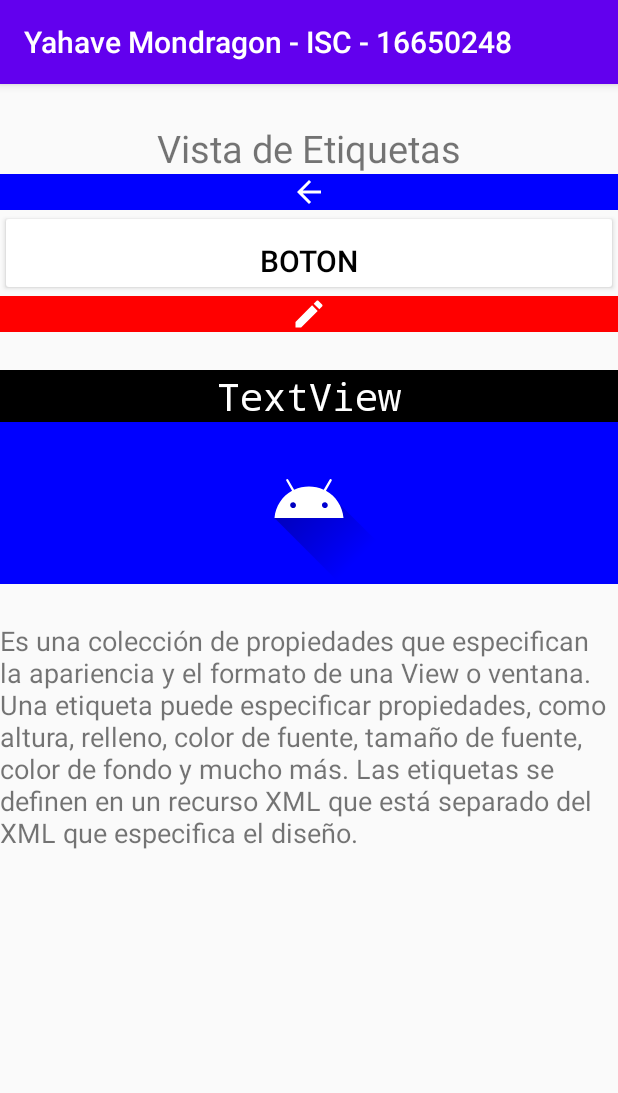
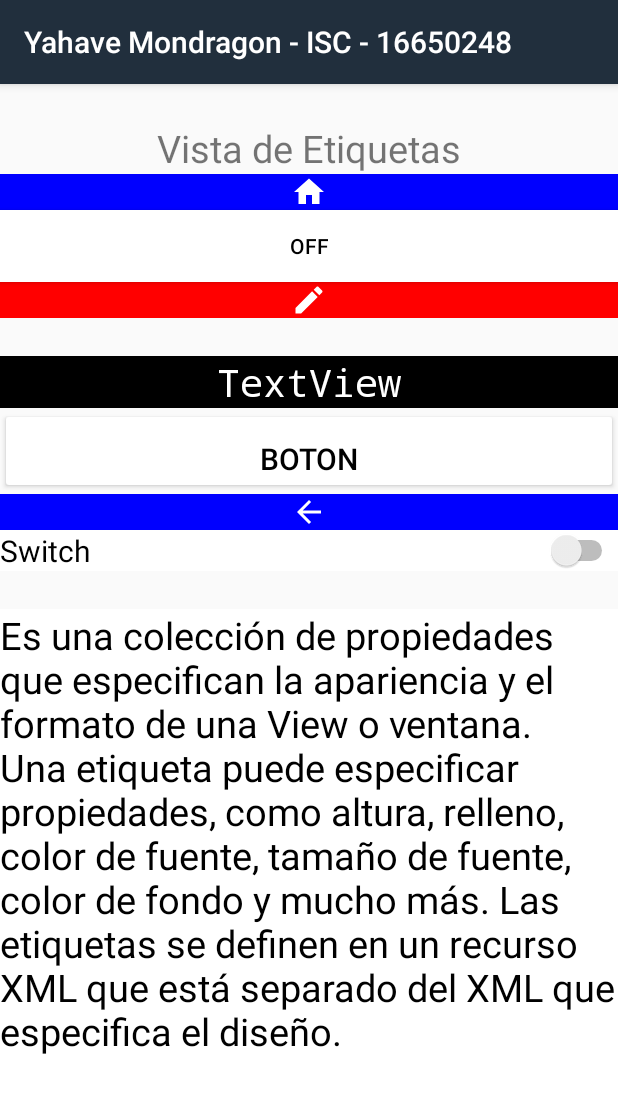
Before and after one commit to yahaveGO/AppUIBasica_moviles, an Android app: the Etiqueta screen opened directly, with no data from a screen before it, on a phone screen of 412 x 824 dp. Shown: the top 1093 px of the screen. Run offline under Robolectric (Android 15) with nearby library versions, the light colour scheme and no system bars.

Commit message:
Copia de seguridad 10-10-2020,Etiquetas

```diff
--- a/app/src/main/java/com/example/appuibasica/Selector.java
+++ b/app/src/main/java/com/example/appuibasica/Selector.java
@@ -18,8 +18,7 @@ public class Selector extends AppCompatActivity implements AdapterView.OnItemSel
         setContentView(R.layout.activity_selector);
 
         Spinner spinner = findViewById(R.id.spinner1);
-        ArrayAdapter<CharSequence> adapter = ArrayAdapter.createFromResource(this,
-                R.array.numbers, android.R.layout.simple_spinner_item);
+        ArrayAdapter<CharSequence> adapter = ArrayAdapter.createFromResource(this, R.array.selector_Selector, android.R.layout.simple_spinner_item);
         adapter.setDropDownViewResource(android.R.layout.simple_spinner_dropdown_item);
         spinner.setAdapter(adapter);
         spinner.setOnItemSelectedListener(this);
--- /dev/null
+++ b/app/src/main/res/drawable/ic_baseline_delete_forever_24.xml
@@ -0,0 +1,5 @@
+<vector android:height="24dp" android:tint="#FFFFFF"
+    android:viewportHeight="24" android:viewportWidth="24"
+    android:width="24dp" xmlns:android="http://schemas.android.com/apk/res/android">
+    <path android:fillColor="@android:color/white" android:pathData="M6,19c0,1.1 0.9,2 2,2h8c1.1,0 2,-0.9 2,-2L18,7L6,7v12zM8.46,11.88l1.41,-1.41L12,12.59l2.12,-2.12 1.41,1.41L13.41,14l2.12,2.12 -1.41,1.41L12,15.41l-2.12,2.12 -1.41,-1.41L10.59,14l-2.13,-2.12zM15.5,4l-1,-1h-5l-1,1L5,4v2h14L19,4z"/>
+</vector>
--- /dev/null
+++ b/app/src/main/res/drawable/ic_home.xml
@@ -0,0 +1,5 @@
+<vector android:height="24dp" android:tint="#FFFFFF"
+    android:viewportHeight="24" android:viewportWidth="24"
+    android:width="24dp" xmlns:android="http://schemas.android.com/apk/res/android">
+    <path android:fillColor="@android:color/white" android:pathData="M10,20v-6h4v6h5v-8h3L12,3 2,12h3v8z"/>
+</vector>
--- a/app/src/main/res/layout/activity_etiqueta.xml
+++ b/app/src/main/res/layout/activity_etiqueta.xml
@@ -19,22 +19,18 @@
     <ImageView
         android:layout_width="match_parent"
         android:layout_height="wrap_content"
-        android:src="@drawable/abc_vector_test"
+        android:src="@drawable/ic_home"
         android:background="@color/blue"
         />
 
-    <Button
-        android:id="@+id/boton"
+
+    <ToggleButton
+        android:id="@+id/toggleButton"
         android:layout_width="match_parent"
         android:layout_height="wrap_content"
-        android:layout_centerHorizontal="true"
-        android:layout_centerVertical="true"
-        android:drawablePadding="20dp"
-        android:paddingTop="@dimen/top_size"
-        android:text="@string/boton"
+        android:text="ToggleButton"
+        android:background="@color/white"
         android:textColor="@android:color/black"
-        android:textSize="@dimen/top_size"
-        app:backgroundTint="@color/white"
         />
 
     <ImageView
@@ -43,6 +39,7 @@
         android:src="@drawable/ic_baseline_create_24"
         android:background="@color/red"
         />
+
 
     <TextView
         android:id="@+id/textView1"
@@ -57,11 +54,34 @@
         android:gravity="center"
         android:typeface="monospace" />
 
+    <Button
+        android:id="@+id/boton"
+        android:layout_width="match_parent"
+        android:layout_height="wrap_content"
+        android:layout_centerHorizontal="true"
+        android:layout_centerVertical="true"
+        android:drawablePadding="20dp"
+        android:paddingTop="@dimen/top_size"
+        android:text="@string/boton"
+        android:textSize="@dimen/top_size"
+        app:backgroundTint="@color/white"
+        android:textColor="@android:color/black"
+        />
     <ImageView
         android:layout_width="match_parent"
         android:layout_height="wrap_content"
-        android:src="@drawable/ic_launcher_foreground"
+        android:src="@drawable/abc_vector_test"
         android:background="@color/blue"
+        />
+
+    <Switch
+        android:id="@+id/switch1"
+        android:layout_width="match_parent"
+        android:layout_height="wrap_content"
+        android:text="Switch"
+        android:textSize="@dimen/top_size"
+        android:background="@color/white"
+        android:textColor="@android:color/black"
         />
 
     <TextView
@@ -70,7 +90,9 @@
         android:layout_height="match_parent"
         android:layout_marginTop="@dimen/titulo_size"
         android:text="Es una colección de propiedades que especifican la apariencia y el formato de una View o ventana. Una etiqueta puede especificar propiedades, como altura, relleno, color de fuente, tamaño de fuente, color de fondo y mucho más. Las etiquetas se definen en un recurso XML que está separado del XML que especifica el diseño."
-        android:textSize="@dimen/opciones_size"
+        android:textSize="@dimen/titulo_size"
+        android:textColor="@color/black"
+        android:background="@color/white"
         />
 
 </LinearLayout>
--- a/app/src/main/res/values/colors.xml
+++ b/app/src/main/res/values/colors.xml
@@ -1,9 +1,9 @@
 <?xml version="1.0" encoding="utf-8"?>
 <resources>
-    <color name="colorPrimary">#6200EE</color>
+    <color name="colorPrimary">#212F3D</color>
     <color name="colorPrimaryDark">#3700B3</color>
     <color name="colorAccent">#03DAC5</color>
-
+    <color name="colorMain">#2C3E50</color>
 
     <color name="white">#FFFFFF</color>
     <color name="yellow">#FFFF00</color>
```
Also changed, not shown: app/src/main/res/layout/activity_boton.xml (+24 -0 lines), app/src/main/res/layout/activity_boton_casillas.xml (+36 -4 lines), app/src/main/res/layout/activity_main.xml (+39 -0 lines), app/src/main/res/layout/activity_selector.xml (+24 -4 lines), app/src/main/res/values/strings.xml (+16 -6 lines).
